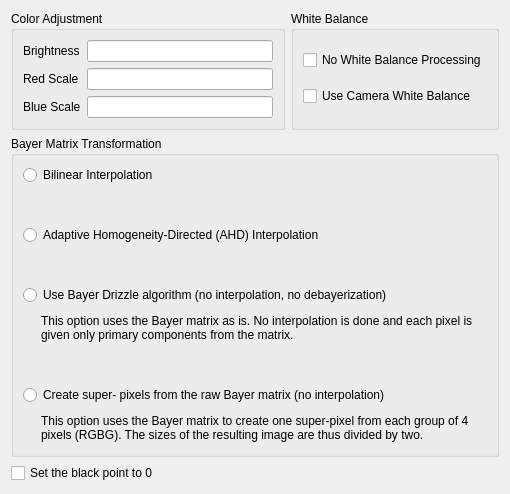
This is qt/RawFilesTab.ui in petabyt/DSS as Qt 5 draws it before an edit. The edited form follows.
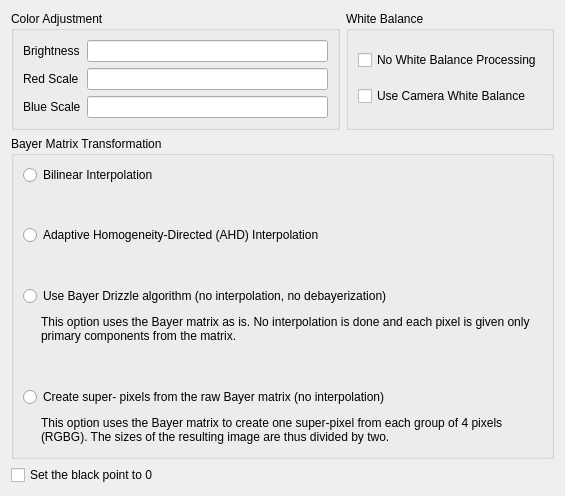
This is the edited form.

Commit message: set minimum size of text input boxes

Diff of the .ui file:
```diff
--- a/qt/RawFilesTab.ui
+++ b/qt/RawFilesTab.ui
@@ -6,8 +6,8 @@
    <rect>
     <x>0</x>
     <y>0</y>
-    <width>510</width>
-    <height>494</height>
+    <width>565</width>
+    <height>496</height>
    </rect>
   </property>
   <property name="windowTitle">
@@ -33,7 +33,14 @@
          </widget>
         </item>
         <item row="0" column="1">
-         <widget class="QLineEdit" name="lineEdit"/>
+         <widget class="QLineEdit" name="lineEdit">
+          <property name="minimumSize">
+           <size>
+            <width>50</width>
+            <height>0</height>
+           </size>
+          </property>
+         </widget>
         </item>
         <item row="1" column="0">
          <widget class="QLabel" name="label_2">
@@ -43,7 +50,14 @@
          </widget>
         </item>
         <item row="1" column="1">
-         <widget class="QLineEdit" name="lineEdit_2"/>
+         <widget class="QLineEdit" name="lineEdit_2">
+          <property name="minimumSize">
+           <size>
+            <width>50</width>
+            <height>0</height>
+           </size>
+          </property>
+         </widget>
         </item>
         <item row="2" column="0">
          <widget class="QLabel" name="label_3">
@@ -53,7 +67,14 @@
          </widget>
         </item>
         <item row="2" column="1">
-         <widget class="QLineEdit" name="lineEdit_3"/>
+         <widget class="QLineEdit" name="lineEdit_3">
+          <property name="minimumSize">
+           <size>
+            <width>50</width>
+            <height>0</height>
+           </size>
+          </property>
+         </widget>
         </item>
        </layout>
       </widget>
```
The commit also changes 1 other file.
